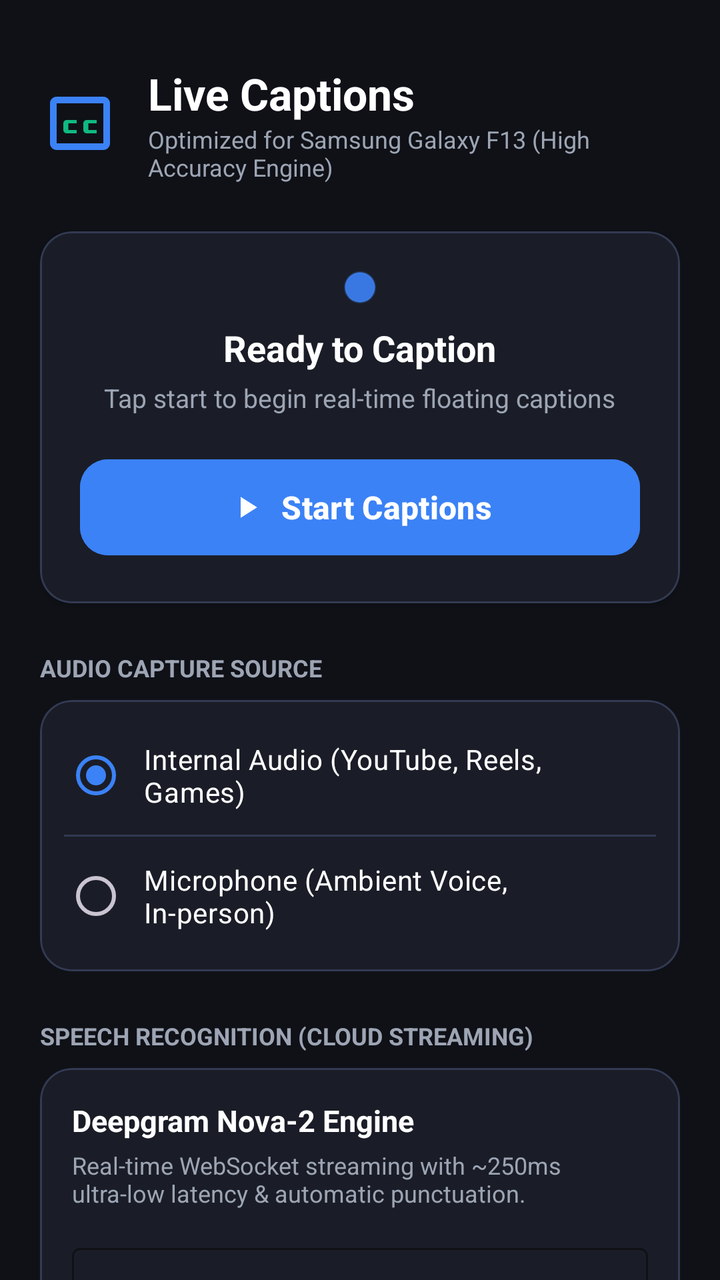
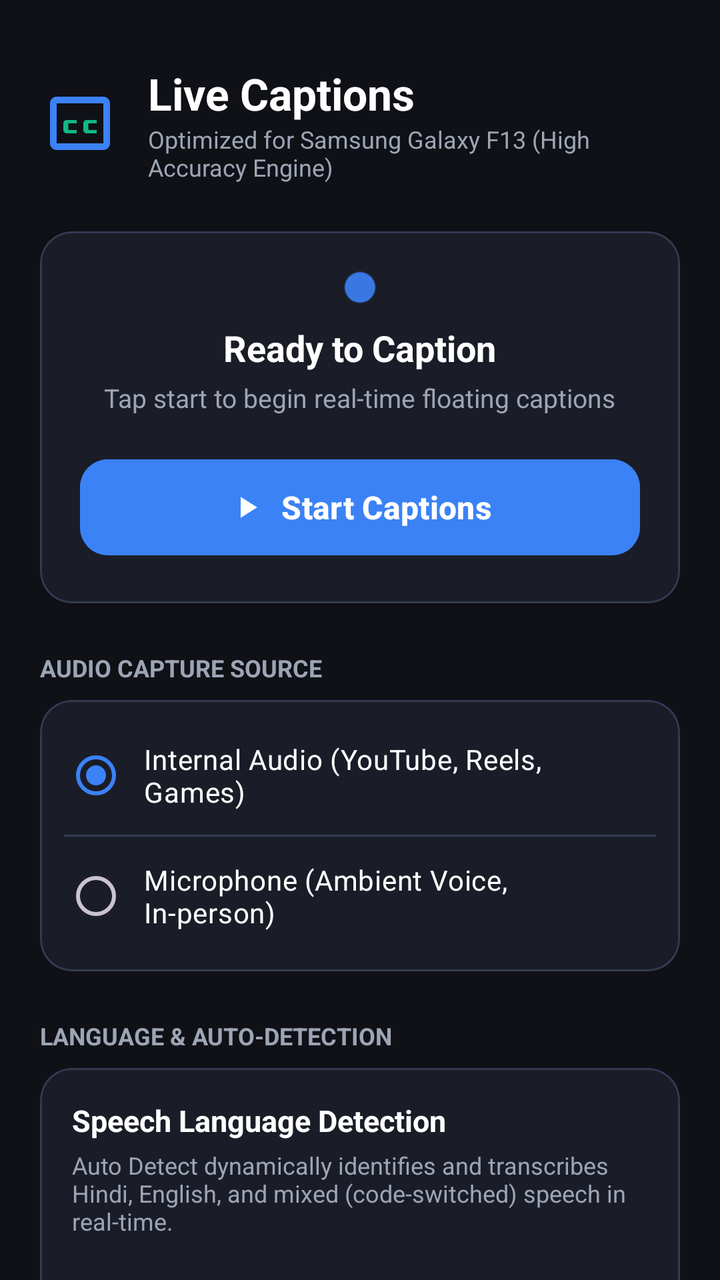

An Android layout rendered at two revisions. The XML below is the earlier revision; the diff shows what the commit changed to produce the second picture.
<!-- AndroidManifest.xml: activity theme Theme.LiveCaptionF13 -->
<!-- res/layout/activity_main.xml -->
<?xml version="1.0" encoding="utf-8"?>
<androidx.coordinatorlayout.widget.CoordinatorLayout xmlns:android="http://schemas.android.com/apk/res/android"
    xmlns:app="http://schemas.android.com/apk/res-auto"
    xmlns:tools="http://schemas.android.com/tools"
    android:layout_width="match_parent"
    android:layout_height="match_parent"
    android:background="@color/background">

    <androidx.core.widget.NestedScrollView
        android:layout_width="match_parent"
        android:layout_height="match_parent"
        android:fillViewport="true">

        <LinearLayout
            android:layout_width="match_parent"
            android:layout_height="wrap_content"
            android:orientation="vertical"
            android:padding="20dp">

            
            <LinearLayout
                android:layout_width="match_parent"
                android:layout_height="wrap_content"
                android:gravity="center_vertical"
                android:orientation="horizontal"
                android:paddingTop="12dp"
                android:paddingBottom="16dp">

                <ImageView
                    android:layout_width="40dp"
                    android:layout_height="40dp"
                    android:src="@drawable/ic_caption_logo"
                    android:contentDescription="@string/app_name" />

                <LinearLayout
                    android:layout_width="0dp"
                    android:layout_height="wrap_content"
                    android:layout_marginStart="14dp"
                    android:layout_weight="1"
                    android:orientation="vertical">

                    <TextView
                        android:layout_width="wrap_content"
                        android:layout_height="wrap_content"
                        android:text="@string/title_live_caption"
                        android:textColor="@color/text_primary"
                        android:textSize="22sp"
                        android:textStyle="bold" />

                    <TextView
                        android:layout_width="wrap_content"
                        android:layout_height="wrap_content"
                        android:text="@string/subtitle_device_optimized"
                        android:textColor="@color/text_secondary"
                        android:textSize="12sp" />
                </LinearLayout>
            </LinearLayout>

            
            <com.google.android.material.card.MaterialCardView
                android:layout_width="match_parent"
                android:layout_height="wrap_content"
                android:layout_marginTop="8dp"
                app:cardBackgroundColor="@color/surface"
                app:cardCornerRadius="16dp"
                app:cardElevation="2dp"
                app:strokeColor="@color/card_stroke"
                app:strokeWidth="1dp">

                <LinearLayout
                    android:layout_width="match_parent"
                    android:layout_height="wrap_content"
                    android:gravity="center"
                    android:orientation="vertical"
                    android:padding="20dp">

                    <View
                        android:id="@+id/statusIndicator"
                        android:layout_width="16dp"
                        android:layout_height="16dp"
                        android:background="@drawable/bg_overlay_pill"
                        android:backgroundTint="@color/accent_blue" />

                    <TextView
                        android:id="@+id/tvStatus"
                        android:layout_width="wrap_content"
                        android:layout_height="wrap_content"
                        android:layout_marginTop="10dp"
                        android:text="@string/status_ready"
                        android:textColor="@color/text_primary"
                        android:textSize="18sp"
                        android:textStyle="bold" />

                    <TextView
                        android:id="@+id/tvStatusSub"
                        android:layout_width="wrap_content"
                        android:layout_height="wrap_content"
                        android:layout_marginTop="4dp"
                        android:text="Tap start to begin real-time floating captions"
                        android:textColor="@color/text_secondary"
                        android:textSize="13sp" />

                    <com.google.android.material.button.MaterialButton
                        android:id="@+id/btnToggleService"
                        android:layout_width="match_parent"
                        android:layout_height="56dp"
                        android:layout_marginTop="18dp"
                        android:backgroundTint="@color/accent_blue"
                        android:text="@string/btn_start"
                        android:textColor="@color/text_primary"
                        android:textSize="16sp"
                        android:textStyle="bold"
                        app:cornerRadius="14dp"
                        app:icon="@drawable/ic_play"
                        app:iconGravity="textStart"
                        app:iconTint="@color/text_primary" />
                </LinearLayout>
            </com.google.android.material.card.MaterialCardView>

            
            <TextView
                android:layout_width="wrap_content"
                android:layout_height="wrap_content"
                android:layout_marginTop="24dp"
                android:layout_marginBottom="8dp"
                android:text="AUDIO CAPTURE SOURCE"
                android:textColor="@color/text_secondary"
                android:textSize="12sp"
                android:textStyle="bold" />

            <com.google.android.material.card.MaterialCardView
                android:layout_width="match_parent"
                android:layout_height="wrap_content"
                app:cardBackgroundColor="@color/surface"
                app:cardCornerRadius="16dp"
                app:cardElevation="0dp"
                app:strokeColor="@color/card_stroke"
                app:strokeWidth="1dp">

                <RadioGroup
                    android:id="@+id/radioGroupAudioSource"
                    android:layout_width="match_parent"
                    android:layout_height="wrap_content"
                    android:padding="12dp">

                    <RadioButton
                        android:id="@+id/rbInternalAudio"
                        android:layout_width="match_parent"
                        android:layout_height="wrap_content"
                        android:checked="true"
                        android:padding="8dp"
                        android:text="Internal Audio (YouTube, Reels, Games)"
                        android:textColor="@color/text_primary"
                        android:textSize="14sp" />

                    <View
                        android:layout_width="match_parent"
                        android:layout_height="1dp"
                        android:layout_marginVertical="4dp"
                        android:background="@color/card_stroke" />

                    <RadioButton
                        android:id="@+id/rbMicrophone"
                        android:layout_width="match_parent"
                        android:layout_height="wrap_content"
                        android:padding="8dp"
                        android:text="Microphone (Ambient Voice, In-person)"
                        android:textColor="@color/text_primary"
                        android:textSize="14sp" />
                </RadioGroup>
            </com.google.android.material.card.MaterialCardView>

            
            <TextView
                android:layout_width="wrap_content"
                android:layout_height="wrap_content"
                android:layout_marginTop="24dp"
                android:layout_marginBottom="8dp"
                android:text="SPEECH RECOGNITION (CLOUD STREAMING)"
                android:textColor="@color/text_secondary"
                android:textSize="12sp"
                android:textStyle="bold" />

            <com.google.android.material.card.MaterialCardView
                android:layout_width="match_parent"
                android:layout_height="wrap_content"
                app:cardBackgroundColor="@color/surface"
                app:cardCornerRadius="16dp"
                app:cardElevation="0dp"
                app:strokeColor="@color/card_stroke"
                app:strokeWidth="1dp">

                <LinearLayout
                    android:layout_width="match_parent"
                    android:layout_height="wrap_content"
                    android:orientation="vertical"
                    android:padding="16dp">

                    <TextView
                        android:layout_width="wrap_content"
                        android:layout_height="wrap_content"
                        android:text="Deepgram Nova-2 Engine"
                        android:textColor="@color/text_primary"
                        android:textSize="15sp"
                        android:textStyle="bold" />

                    <TextView
                        android:layout_width="wrap_content"
                        android:layout_height="wrap_content"
                        android:layout_marginTop="4dp"
                        android:text="Real-time WebSocket streaming with ~250ms ultra-low latency &amp; automatic punctuation."
                        android:textColor="@color/text_secondary"
                        android:textSize="12sp" />

                    <com.google.android.material.textfield.TextInputLayout
                        android:id="@+id/tilApiKey"
                        style="@style/Widget.MaterialComponents.TextInputLayout.OutlinedBox"
                        android:layout_width="match_parent"
                        android:layout_height="wrap_content"
                        android:layout_marginTop="14dp"
                        android:hint="Deepgram API Key"
                        app:boxStrokeColor="@color/accent_blue"
                        app:hintTextColor="@color/accent_blue"
                        app:endIconMode="password_toggle">

                        <com.google.android.material.textfield.TextInputEditText
                            android:id="@+id/etApiKey"
                            android:layout_width="match_parent"
                            android:layout_height="wrap_content"
                            android:inputType="textPassword"
                            android:textColor="@color/text_primary" />
                    </com.google.android.material.textfield.TextInputLayout>

                    <com.google.android.material.button.MaterialButton
                        android:id="@+id/btnSaveApiKey"
                        style="@style/Widget.MaterialComponents.Button.TextButton"
                        android:layout_width="wrap_content"
                        android:layout_height="wrap_content"
                        android:layout_gravity="end"
                        android:text="Save Key"
                        android:textColor="@color/accent_blue" />
                </LinearLayout>
            </com.google.android.material.card.MaterialCardView>

            
            <TextView
                android:layout_width="wrap_content"
                android:layout_height="wrap_content"
                android:layout_marginTop="24dp"
                android:layout_marginBottom="8dp"
                android:text="SUBTITLE APPEARANCE"
                android:textColor="@color/text_secondary"
                android:textSize="12sp"
                android:textStyle="bold" />

            <com.google.android.material.card.MaterialCardView
                android:layout_width="match_parent"
                android:layout_height="wrap_content"
                android:layout_marginBottom="24dp"
                app:cardBackgroundColor="@color/surface"
                app:cardCornerRadius="16dp"
                app:cardElevation="0dp"
                app:strokeColor="@color/card_stroke"
                app:strokeWidth="1dp">

                <LinearLayout
                    android:layout_width="match_parent"
                    android:layout_height="wrap_content"
                    android:orientation="vertical"
                    android:padding="16dp">

                    
                    <TextView
                        android:layout_width="wrap_content"
                        android:layout_height="wrap_content"
                        android:text="Font Size"
                        android:textColor="@color/text_primary"
                        android:textSize="14sp" />

                    <com.google.android.material.button.MaterialButtonToggleGroup
                        android:id="@+id/toggleGroupFontSize"
                        android:layout_width="match_parent"
                        android:layout_height="wrap_content"
                        android:layout_marginTop="8dp"
                        app:singleSelection="true">

                        <com.google.android.material.button.MaterialButton
                            android:id="@+id/btnFontSmall"
                            style="@style/Widget.MaterialComponents.Button.OutlinedButton"
                            android:layout_width="0dp"
                            android:layout_height="wrap_content"
                            android:layout_weight="1"
                            android:text="Small"
                            android:textColor="@color/text_primary" />

                        <com.google.android.material.button.MaterialButton
                            android:id="@+id/btnFontMedium"
                            style="@style/Widget.MaterialComponents.Button.OutlinedButton"
                            android:layout_width="0dp"
                            android:layout_height="wrap_content"
                            android:layout_weight="1"
                            android:text="Medium"
                            android:textColor="@color/text_primary" />

                        <com.google.android.material.button.MaterialButton
                            android:id="@+id/btnFontLarge"
                            style="@style/Widget.MaterialComponents.Button.OutlinedButton"
                            android:layout_width="0dp"
                            android:layout_height="wrap_content"
                            android:layout_weight="1"
                            android:text="Large"
                            android:textColor="@color/text_primary" />
                    </com.google.android.material.button.MaterialButtonToggleGroup>

                    
                    <TextView
                        android:id="@+id/tvOpacityLabel"
                        android:layout_width="wrap_content"
                        android:layout_height="wrap_content"
                        android:layout_marginTop="16dp"
                        android:text="Background Opacity: 90%"
                        android:textColor="@color/text_primary"
                        android:textSize="14sp" />

                    <com.google.android.material.slider.Slider
                        android:id="@+id/sliderOpacity"
                        android:layout_width="match_parent"
                        android:layout_height="wrap_content"
                        android:value="90.0"
                        android:valueFrom="30.0"
                        android:valueTo="100.0"
                        android:stepSize="5.0" />

                </LinearLayout>
            </com.google.android.material.card.MaterialCardView>

        </LinearLayout>
    </androidx.core.widget.NestedScrollView>

</androidx.coordinatorlayout.widget.CoordinatorLayout>
<!-- resources referenced by this layout -->
<resources>
  <color name="accent_blue">#3B82F6</color>
  <color name="background">#0F1117</color>
  <color name="card_stroke">#333A52</color>
  <color name="surface">#1A1D27</color>
  <color name="text_primary">#FFFFFF</color>
  <color name="text_secondary">#9DA5B4</color>
  <!-- drawable bg_overlay_pill (drawable) -->
  <?xml version="1.0" encoding="utf-8"?>
  <shape xmlns:android="http://schemas.android.com/apk/res/android"
      android:shape="rectangle">
      <solid android:color="@color/overlay_background" />
      <corners android:radius="16dp" />
      <stroke
          android:width="1dp"
          android:color="@color/overlay_border" />
  </shape>
  <!-- drawable ic_caption_logo (drawable) -->
  <vector xmlns:android="http://schemas.android.com/apk/res/android"
      android:width="48dp"
      android:height="48dp"
      android:viewportWidth="48"
      android:viewportHeight="48">
      <path
          android:fillColor="#3B82F6"
          android:pathData="M38,8H10C7.79,8 6,9.79 6,12v24c0,2.21 1.79,4 4,4h28c2.21,0 4,-1.79 4,-4V12C42,9.79 40.21,8 38,8zM38,36H10V12h28V36z"/>
      <path
          android:fillColor="#10B981"
          android:pathData="M22,22h-6c-1.1,0 -2,0.9 -2,2v4c0,1.1 0.9,2 2,2h6v-2h-5v-4h5V22zM34,22h-6c-1.1,0 -2,0.9 -2,2v4c0,1.1 0.9,2 2,2h6v-2h-5v-4h5V22z"/>
  </vector>
  <!-- drawable ic_play (drawable) -->
  <vector xmlns:android="http://schemas.android.com/apk/res/android"
      android:width="24dp"
      android:height="24dp"
      android:viewportWidth="24"
      android:viewportHeight="24">
      <path
          android:fillColor="#FFFFFF"
          android:pathData="M8,5v14l11,-7z"/>
  </vector>
  <string name="app_name">Live Captions</string>
  <string name="btn_start">Start Captions</string>
  <string name="status_ready">Ready to Caption</string>
  <string name="subtitle_device_optimized">Optimized for Samsung Galaxy F13 (High Accuracy Engine)</string>
  <string name="title_live_caption">Live Captions</string>
  <style name="Theme.LiveCaptionF13" parent="Theme.Material3.Dark.NoActionBar">
          <item name="colorPrimary">@color/accent_blue</item>
          <item name="colorSecondary">@color/teal_secondary</item>
          <item name="android:statusBarColor">@color/background</item>
          <item name="android:navigationBarColor">@color/background</item>
          <item name="android:windowBackground">@color/background</item>
      </style>
  <color name="overlay_background">#E611141E</color>
  <color name="overlay_border">#40FFFFFF</color>
  <color name="teal_secondary">#03DAC5</color>
</resources>

<!-- the commit's change to res/layout/activity_main.xml (unified diff, before → after) -->
@@ -176,6 +176,112 @@
                 android:layout_height="wrap_content"
                 android:layout_marginTop="24dp"
                 android:layout_marginBottom="8dp"
+                android:text="LANGUAGE &amp; AUTO-DETECTION"
+                android:textColor="@color/text_secondary"
+                android:textSize="12sp"
+                android:textStyle="bold" />
+
+            <com.google.android.material.card.MaterialCardView
+                android:layout_width="match_parent"
+                android:layout_height="wrap_content"
+                app:cardBackgroundColor="@color/surface"
+                app:cardCornerRadius="16dp"
+                app:cardElevation="0dp"
+                app:strokeColor="@color/card_stroke"
+                app:strokeWidth="1dp">
+
+                <LinearLayout
+                    android:layout_width="match_parent"
+                    android:layout_height="wrap_content"
+                    android:orientation="vertical"
+                    android:padding="16dp">
+
+                    <TextView
+                        android:layout_width="wrap_content"
+                        android:layout_height="wrap_content"
+                        android:text="Speech Language Detection"
+                        android:textColor="@color/text_primary"
+                        android:textSize="15sp"
+                        android:textStyle="bold" />
+
+                    <TextView
+                        android:layout_width="wrap_content"
+                        android:layout_height="wrap_content"
+                        android:layout_marginTop="4dp"
+                        android:text="Auto Detect dynamically identifies and transcribes Hindi, English, and mixed (code-switched) speech in real-time."
+                        android:textColor="@color/text_secondary"
+                        android:textSize="12sp" />
+
+                    <RadioGroup
+                        android:id="@+id/radioGroupLanguage"
+                        android:layout_width="match_parent"
+                        android:layout_height="wrap_content"
+                        android:layout_marginTop="12dp">
+
+                        <RadioButton
+                            android:id="@+id/rbLangAutoMulti"
+                            android:layout_width="match_parent"
+                            android:layout_height="wrap_content"
+                            android:checked="true"
+                            android:padding="8dp"
+                            android:text="Auto Detect (Hindi + English Multilingual)"
+                            android:textColor="@color/text_primary"
+                            android:textSize="14sp" />
+
+                        <View
+                            android:layout_width="match_parent"
+                            android:layout_height="1dp"
+                            android:layout_marginVertical="4dp"
+                            android:background="@color/card_stroke" />
+
+                        <RadioButton
+                            android:id="@+id/rbLangEnglish"
+                            android:layout_width="match_parent"
+                            android:layout_height="wrap_content"
+                            android:padding="8dp"
+                            android:text="English Only (Global / Indian)"
+                            android:textColor="@color/text_primary"
+                            android:textSize="14sp" />
+
+                        <View
+                            android:layout_width="match_parent"
+                            android:layout_height="1dp"
+                            android:layout_marginVertical="4dp"
+                            android:background="@color/card_stroke" />
+
+                        <RadioButton
+                            android:id="@+id/rbLangHindi"
+                            android:layout_width="match_parent"
+                            android:layout_height="wrap_content"
+                            android:padding="8dp"
+                            android:text="Hindi Only (हिन्दी - देवनागरी)"
+                            android:textColor="@color/text_primary"
+                            android:textSize="14sp" />
+
+                        <View
+                            android:layout_width="match_parent"
+                            android:layout_height="1dp"
+                            android:layout_marginVertical="4dp"
+                            android:background="@color/card_stroke" />
+
+                        <RadioButton
+                            android:id="@+id/rbLangHinglish"
+                            android:layout_width="match_parent"
+                            android:layout_height="wrap_content"
+                            android:padding="8dp"
+                            android:text="Hinglish (Hindi in English Script)"
+                            android:textColor="@color/text_primary"
+                            android:textSize="14sp" />
+                    </RadioGroup>
+                </LinearLayout>
+            </com.google.android.material.card.MaterialCardView>
+
+            
+            <TextView
+                android:layout_width="wrap_content"
+                android:layout_height="wrap_content"
+                android:layout_marginTop="24dp"
+                android:layout_marginBottom="8dp"
                 android:text="SPEECH RECOGNITION (CLOUD STREAMING)"
                 android:textColor="@color/text_secondary"
                 android:textSize="12sp"
